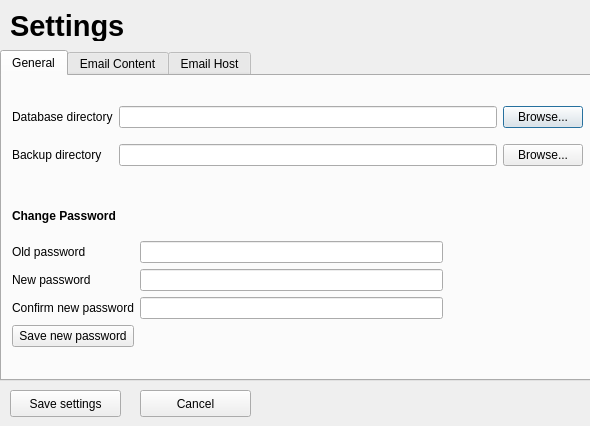
Above: dialogs/setting/SettingForm.ui from supermaximo93/Computing_Project before the change. Below: the same form after it.
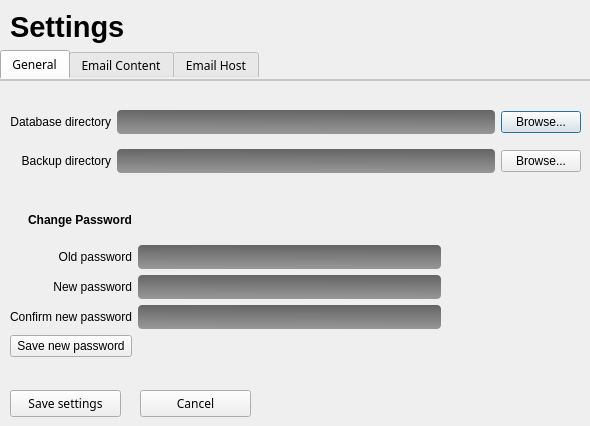
That is the form after the change. Icons and pictures are not drawn.

What changed in the file:
```diff
--- a/dialogs/setting/SettingForm.ui
+++ b/dialogs/setting/SettingForm.ui
@@ -10,8 +10,41 @@
     <height>426</height>
    </rect>
   </property>
+  <property name="font">
+   <font>
+    <family>Sans Serif</family>
+   </font>
+  </property>
   <property name="windowTitle">
-   <string>Dialog</string>
+   <string>Settings</string>
+  </property>
+  <property name="styleSheet">
+   <string notr="true">QDoubleSpinBox, QSpinBox, QDateEdit, QDateTimeEdit, QLineEdit {
+	color: white;
+	background-color: qlineargradient(spread:pad, x1:0.481, y1:1, x2:0.515, y2:0, stop:0 rgba(0, 0, 0, 93), stop:0.995238 rgba(0, 0, 0, 147));
+	border: none;
+	border-radius: 4px;
+	selection-background-color: #333333;
+	padding: 4px 2px 4px 2px;
+}
+
+QListWidget, QTableWidget, QPlainTextEdit {
+	color: white;
+	background-color: qlineargradient(spread:pad, x1:0.481, y1:1, x2:0.515, y2:0, stop:0 rgba(0, 0, 0, 93), stop:0.1 rgba(0, 0, 0, 109), stop:0.904762 rgba(0, 0, 0, 135), stop:0.995238 rgba(0, 0, 0, 147));
+
+}
+
+#SettingForm, #tab_general, #tab_emailContent, #tab_emailHost , #tab_invoice, #tab_receipt, #tab_reminder {
+	background-image: url(:/images/background_blue);
+}
+
+#tabWidget::pane {
+	border-top: 2px solid #C2C7CB;
+}
+
+#tabWidget_emailContent::pane {
+	border-left: 2px solid #C2C7CB;
+}</string>
   </property>
   <widget class="QTabWidget" name="tabWidget">
    <property name="geometry">
@@ -62,6 +95,9 @@
         <property name="text">
          <string>Database directory</string>
         </property>
+        <property name="alignment">
+         <set>Qt::AlignRight|Qt::AlignTrailing|Qt::AlignVCenter</set>
+        </property>
        </widget>
       </item>
       <item row="0" column="1">
@@ -79,6 +115,9 @@
         <property name="text">
          <string>Backup directory</string>
         </property>
+        <property name="alignment">
+         <set>Qt::AlignRight|Qt::AlignTrailing|Qt::AlignVCenter</set>
+        </property>
        </widget>
       </item>
       <item row="1" column="1">
@@ -99,7 +138,7 @@
        <x>10</x>
        <y>120</y>
        <width>431</width>
-       <height>151</height>
+       <height>156</height>
       </rect>
      </property>
      <layout class="QGridLayout" name="gridLayout_6">
@@ -114,6 +153,9 @@
         <property name="text">
          <string>Change Password</string>
         </property>
+        <property name="alignment">
+         <set>Qt::AlignRight|Qt::AlignTrailing|Qt::AlignVCenter</set>
+        </property>
        </widget>
       </item>
       <item row="1" column="0">
@@ -121,6 +163,9 @@
         <property name="text">
          <string>Old password</string>
         </property>
+        <property name="alignment">
+         <set>Qt::AlignRight|Qt::AlignTrailing|Qt::AlignVCenter</set>
+        </property>
        </widget>
       </item>
       <item row="2" column="0">
@@ -128,6 +173,9 @@
         <property name="text">
          <string>New password</string>
         </property>
+        <property name="alignment">
+         <set>Qt::AlignRight|Qt::AlignTrailing|Qt::AlignVCenter</set>
+        </property>
        </widget>
       </item>
       <item row="3" column="0">
@@ -135,6 +183,9 @@
         <property name="text">
          <string>Confirm new password</string>
         </property>
+        <property name="alignment">
+         <set>Qt::AlignRight|Qt::AlignTrailing|Qt::AlignVCenter</set>
+        </property>
        </widget>
       </item>
       <item row="1" column="1">
@@ -390,8 +441,8 @@
     <rect>
      <x>10</x>
      <y>10</y>
-     <width>121</width>
-     <height>31</height>
+     <width>181</width>
+     <height>41</height>
     </rect>
    </property>
    <property name="font">
@@ -404,6 +455,9 @@
    <property name="text">
     <string>Settings</string>
    </property>
+   <property name="alignment">
+    <set>Qt::AlignLeading|Qt::AlignLeft|Qt::AlignTop</set>
+   </property>
   </widget>
   <widget class="QPushButton" name="pushButton_save">
    <property name="geometry">
```
Left out of the diff: 18 changed lines with no effect on the pictures.
